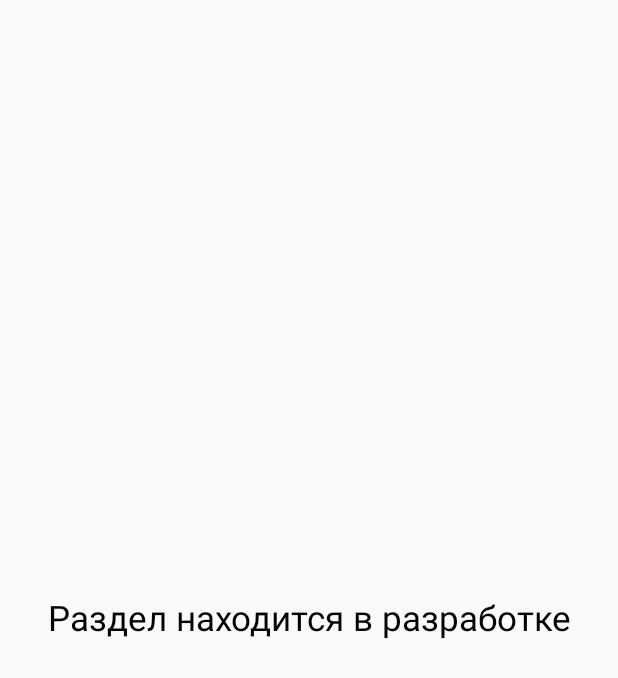
After one commit to MiWas13/mobilization2017, an Android app: the layout settings_fragment.xml on its own in the app's theme, with its tools: preview values and no code run, on a phone screen of 412 x 824 dp. The commit adds this screen. Shown: the top 678 px of the screen. Run offline under Robolectric (Android 15) with nearby library versions, the phone set to English and light mode, and no system bars.

Commit message:
Add settings fragment

```diff
--- a/app/src/main/java/com/example/user/mobilization/ui/main/MainActivity.java
+++ b/app/src/main/java/com/example/user/mobilization/ui/main/MainActivity.java
@@ -8,6 +8,7 @@ import android.support.v4.app.FragmentTransaction;
 
 import com.example.user.mobilization.R;
 import com.example.user.mobilization.ui.bookmarks.TabsFragment;
+import com.example.user.mobilization.ui.settings.SettingsFragment;
 import com.example.user.mobilization.ui.translator.TranslatorFragment;
 import com.hannesdorfmann.mosby3.mvp.MvpActivity;
 import com.roughike.bottombar.BottomBar;
@@ -39,7 +40,7 @@ public class MainActivity extends MvpActivity<MainView, MainPresenter> implement
                     presenter.setFragment(new TabsFragment());
                     break;
                 case R.id.settings_button:
-//                    presenter.setFragment(new TranslatorFragment());
+                    presenter.setFragment(new SettingsFragment());
                     break;
             }
         });
--- /dev/null
+++ b/app/src/main/res/layout/settings_fragment.xml
@@ -0,0 +1,18 @@
+<?xml version="1.0" encoding="utf-8"?>
+<LinearLayout xmlns:android="http://schemas.android.com/apk/res/android"
+    android:layout_width="match_parent"
+    android:layout_height="match_parent"
+    android:gravity="center"
+    android:orientation="vertical">
+
+    <TextView
+        android:layout_width="match_parent"
+        android:layout_height="wrap_content"
+        android:layout_gravity="center"
+        android:layout_marginLeft="15dp"
+        android:layout_marginRight="15dp"
+        android:gravity="center"
+        android:text="@string/settings_text"
+        android:textColor="@color/black"
+        android:textSize="23sp" />
+</LinearLayout>
--- a/app/src/main/res/values/strings.xml
+++ b/app/src/main/res/values/strings.xml
@@ -9,6 +9,7 @@
     <string name="yandex_work">Переведено сервисом «Яндекс.Переводчик»</string>
     <string name="problems">Возникла проблема во время соединения с сервером.
         Проверьте подключение к интернету</string>
+    <string name="settings_text">Раздел находится в разработке</string>
     <string-array name="first_spinner">
         <item>Английский</item>
     </string-array>
```
Also changed, not shown: app/src/main/java/com/example/user/mobilization/ui/settings/SettingPresenter.java (deleted, +0 -8 lines), app/src/main/java/com/example/user/mobilization/ui/settings/SettingsFragment.java (+15 -1 lines), app/src/main/java/com/example/user/mobilization/ui/settings/SettingsView.java (deleted, +0 -8 lines).
